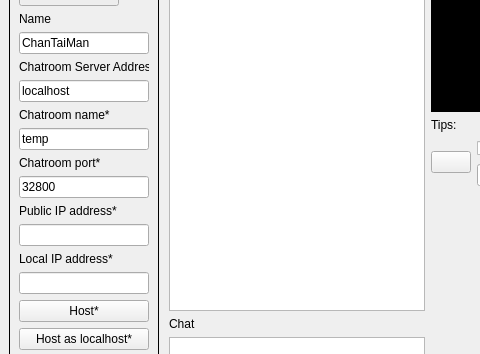
First picture: the form in UI/mainWindow.ui, repository OrangeEgg1937/pj_rm_chat, before the edit; both pictures show x 0 to 480 and y 151 to 505 of the 935 by 903 pixel window.
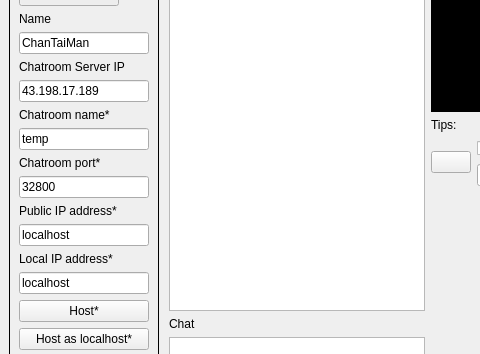
Second picture: the form after the edit. Icons and pictures are not drawn.

```diff
--- a/UI/mainWindow.ui
+++ b/UI/mainWindow.ui
@@ -148,7 +148,7 @@
           <string notr="true">Border:none</string>
          </property>
          <property name="text">
-          <string>Chatroom Server Address</string>
+          <string>Chatroom Server IP</string>
          </property>
         </widget>
        </item>
@@ -173,7 +173,7 @@
           </size>
          </property>
          <property name="text">
-          <string>localhost</string>
+          <string>43.198.17.189</string>
          </property>
         </widget>
        </item>
@@ -319,6 +319,9 @@
            <height>16777215</height>
           </size>
          </property>
+         <property name="text">
+          <string>localhost</string>
+         </property>
         </widget>
        </item>
        <item>
@@ -369,6 +372,9 @@
            <height>16777215</height>
           </size>
          </property>
+         <property name="text">
+          <string>localhost</string>
+         </property>
         </widget>
        </item>
        <item>
```
